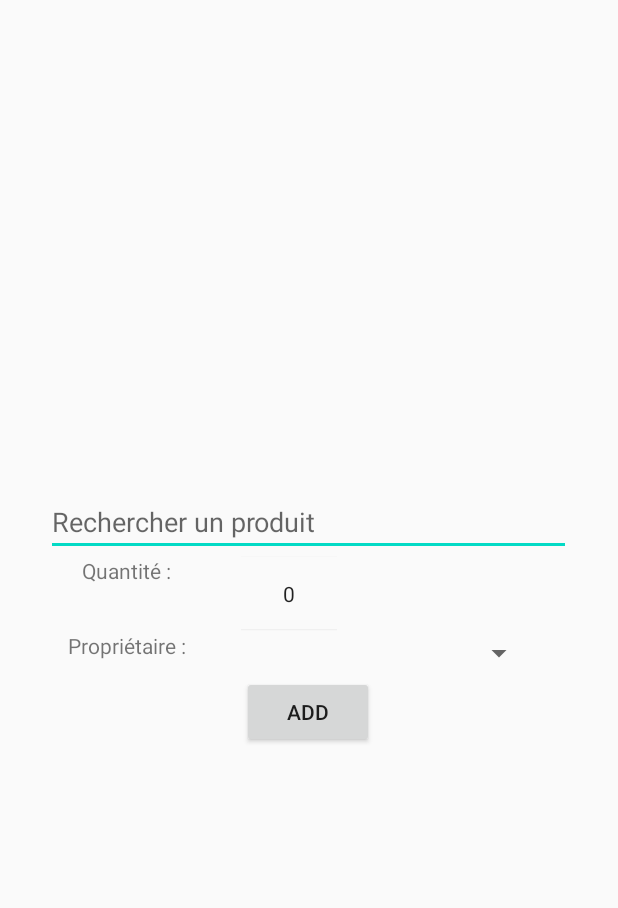
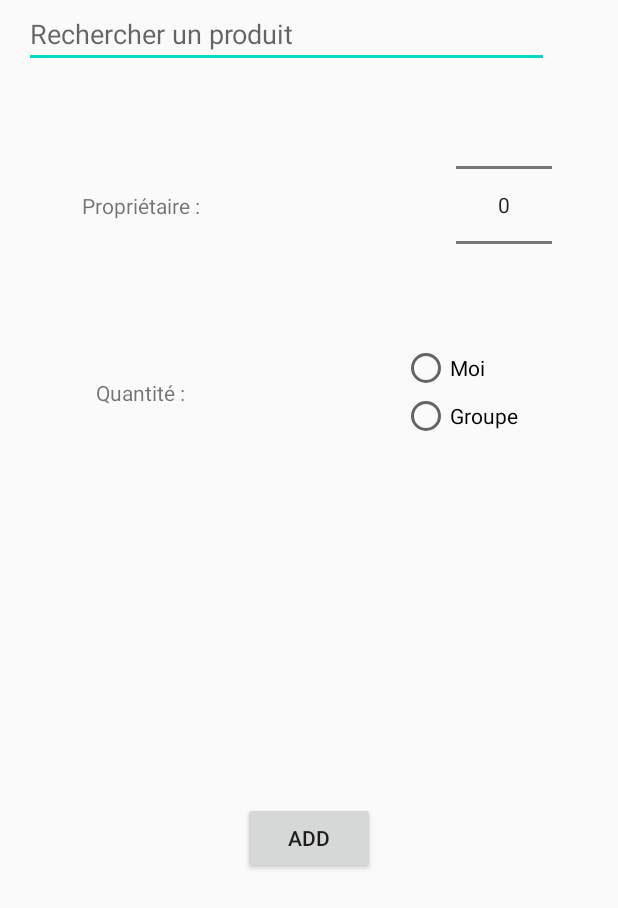
Before and after one commit to make-kots-great-again/mobile, an Android app: the layout add_new_product_popup.xml on its own in the app's theme, with its tools: preview values and no code run, on a phone screen of 412 x 824 dp. Shown: the top 908 px of the screen. Run offline under Robolectric (Android 15) with nearby library versions, the phone set to English and light mode, and no system bars; network calls fail.

Commit message:
modified xml to use constraint layout

```diff
--- a/makekotsgreatagain/app/src/main/res/layout/add_new_product_popup.xml
+++ b/makekotsgreatagain/app/src/main/res/layout/add_new_product_popup.xml
@@ -1,11 +1,11 @@
 <?xml version="1.0" encoding="utf-8"?>
-<LinearLayout
+<androidx.constraintlayout.widget.ConstraintLayout
     xmlns:android="http://schemas.android.com/apk/res/android"
     xmlns:app="http://schemas.android.com/apk/res-auto"
     xmlns:tools="http://schemas.android.com/tools"
     android:layout_gravity="center"
-    android:layout_width="wrap_content"
-    android:layout_height="wrap_content"
+    android:layout_width="match_parent"
+    android:layout_height="match_parent"
     android:orientation="vertical">
 
     <AutoCompleteTextView
@@ -14,76 +14,81 @@
         android:layout_height="wrap_content"
         android:hint="Rechercher un produit"
         app:layout_constraintEnd_toEndOf="parent"
+        app:layout_constraintHorizontal_bias="0.262"
         app:layout_constraintStart_toStartOf="parent"
-        tools:layout_editor_absoluteY="253dp" />
-
-    <LinearLayout
-        android:id="@+id/linearLayout"
-        android:layout_width="350dp"
-        android:layout_gravity="center"
-        android:layout_height="50dp"
-        android:orientation="horizontal"
-        app:layout_constraintEnd_toEndOf="parent"
-        app:layout_constraintStart_toStartOf="parent"
-        app:layout_constraintTop_toBottomOf="@+id/product_search_bar">
+        app:layout_constraintTop_toTopOf="parent" />
 
     <TextView
         android:id="@+id/text_quantity"
         android:layout_width="100dp"
-            android:layout_height="match_parent"
-            android:layout_marginEnd="30dp"
+        android:layout_height="wrap_content"
+        android:layout_marginEnd="88dp"
         android:text="  Quantité :"
         android:textAlignment="center"
-            app:layout_constraintBottom_toTopOf="@+id/text_property"
-            app:layout_constraintEnd_toStartOf="@+id/quantity_nb"
-            app:layout_constraintHorizontal_bias="0.4"
-            app:layout_constraintStart_toStartOf="parent" />
+        app:layout_constraintBottom_toBottomOf="@+id/radio_group"
+        app:layout_constraintEnd_toStartOf="@+id/radio_group"
+        app:layout_constraintStart_toStartOf="parent"
+        app:layout_constraintTop_toTopOf="@+id/radio_group" />
 
     <NumberPicker
         android:id="@+id/quantity_nb"
         android:layout_width="wrap_content"
-            android:layout_height="match_parent"
-            tools:layout_editor_absoluteX="174dp"
-            tools:layout_editor_absoluteY="292dp" />
-
-    </LinearLayout>
-
-    <LinearLayout
-        android:layout_width="350dp"
-        android:layout_height="30dp"
-        android:layout_gravity="center"
+        android:layout_height="wrap_content"
+        android:layout_marginEnd="44dp"
+        app:layout_constraintBottom_toTopOf="@+id/radio_group"
         app:layout_constraintEnd_toEndOf="parent"
-        app:layout_constraintHorizontal_bias="0.508"
-        app:layout_constraintStart_toStartOf="parent"
-        app:layout_constraintTop_toBottomOf="@+id/linearLayout">
+        app:layout_constraintTop_toBottomOf="@+id/product_search_bar"
+        app:layout_constraintVertical_bias="0.268" />
 
     <TextView
         android:id="@+id/text_owner"
         android:layout_width="100dp"
-            android:layout_height="match_parent"
-            android:layout_marginEnd="30dp"
+        android:layout_height="wrap_content"
+        android:layout_marginEnd="124dp"
         android:text="  Propriétaire :"
         android:textAlignment="center"
-            app:layout_constraintEnd_toStartOf="@+id/spinner"
-            app:layout_constraintHorizontal_bias="0.723"
+        app:layout_constraintBottom_toBottomOf="@+id/quantity_nb"
+        app:layout_constraintEnd_toStartOf="@+id/quantity_nb"
         app:layout_constraintStart_toStartOf="parent"
-            tools:layout_editor_absoluteY="352dp" />
+        app:layout_constraintTop_toTopOf="@+id/quantity_nb" />
 
-        <Spinner
-            android:id="@+id/spinner"
-            android:layout_width="196dp"
+    <RadioGroup
+        android:id="@+id/radio_group"
+        android:layout_width="100dp"
+        android:layout_height="wrap_content"
+        android:layout_marginTop="184dp"
+        android:layout_marginEnd="44dp"
+        app:layout_constraintEnd_toEndOf="parent"
+        app:layout_constraintTop_toBottomOf="@+id/product_search_bar">
+
+        <RadioButton
+            android:id="@+id/btn_owner"
+            android:layout_width="wrap_content"
             android:layout_height="match_parent"
-            tools:layout_editor_absoluteX="174dp"
-            tools:layout_editor_absoluteY="347dp" />
+            android:text="Moi"
+            tools:layout_editor_absoluteX="195dp"
+            tools:layout_editor_absoluteY="408dp" />
 
-    </LinearLayout>
+        <RadioButton
+            android:id="@+id/btn_group"
+            android:layout_width="match_parent"
+            android:layout_height="match_parent"
+            android:text="Groupe"
+            tools:layout_editor_absoluteX="48dp"
+            tools:layout_editor_absoluteY="440dp" />
+
+    </RadioGroup>
 
     <Button
         android:id="@+id/add_btn"
-        android:layout_gravity="center"
         android:layout_width="wrap_content"
         android:layout_height="wrap_content"
-        android:text="Add" />
+        android:layout_gravity="center"
+        android:text="Add"
+        app:layout_constraintBottom_toBottomOf="parent"
+        app:layout_constraintEnd_toEndOf="parent"
+        app:layout_constraintStart_toStartOf="parent"
+        app:layout_constraintTop_toBottomOf="@+id/radio_group" />
 
 
-</LinearLayout>
+</androidx.constraintlayout.widget.ConstraintLayout>
```
Lines whose indentation alone changed are shown as unchanged.
